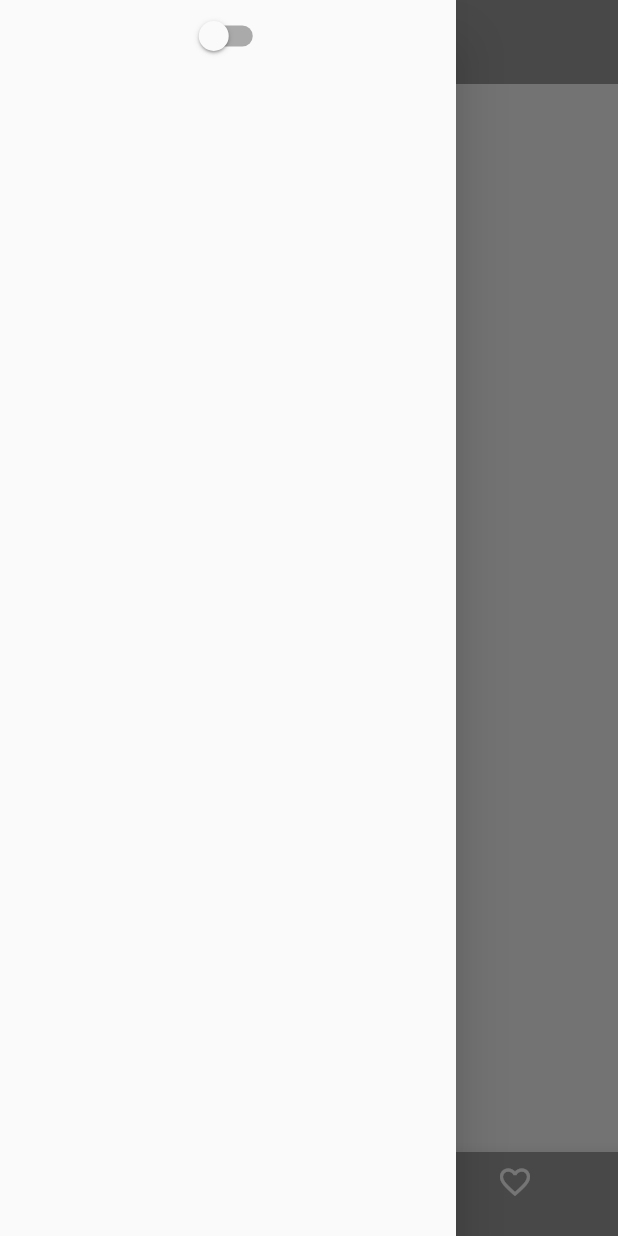
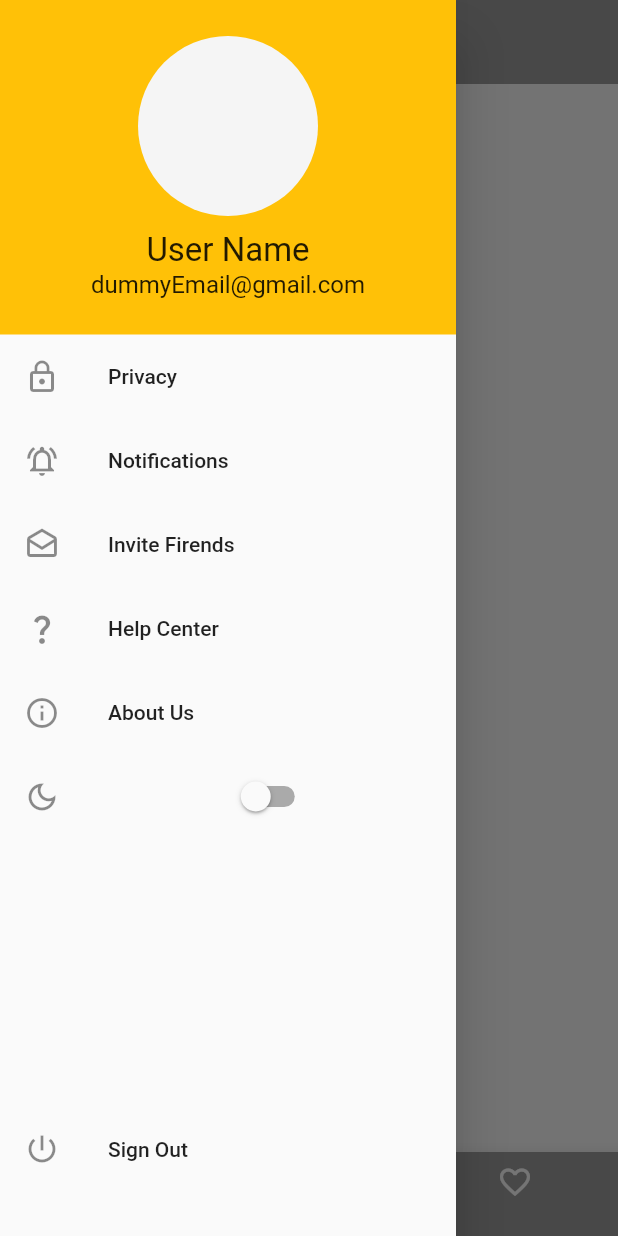
Before and after one commit to ANPramodya/Unity, a Flutter app: the screen it shows after launch, with the side drawer open, on a phone screen of 412 x 824 dp. Run offline on Flutter 3.47's test engine with Material 2 defaults, Android fonts, the phone set to English and light mode, and no system bars; our stand-ins replace bloc, cached_network_image, equatable, flutter_bloc, hydrated_bloc.

Commit message:
drawer ui

```diff
--- a/lib/widgets/my_drawer.dart
+++ b/lib/widgets/my_drawer.dart
@@ -9,20 +9,85 @@ class MyDrawer extends StatelessWidget {
     return SafeArea(
         child: Drawer(
       child: Column(
+        crossAxisAlignment: CrossAxisAlignment.stretch,
+        children: <Widget>[
+          drawerHeader(context),
+          drawerMenu(context),
+        ],
+      ),
+    ));
+  }
+}
+
+Widget drawerHeader(BuildContext context) => Container(
+      padding: EdgeInsets.only(
+          top: 24 + MediaQuery.of(context).padding.top, bottom: 24),
+      color: Colors.amber,
+      child: const Column(
         children: [
+          CircleAvatar(
+            radius: 60.0,
+          ),
+          SizedBox(
+            height: 10.0,
+          ),
+          Text(
+            'User Name',
+            style: TextStyle(fontSize: 22.0),
+          ),
+          Text('dummyEmail@gmail.com', style: TextStyle(fontSize: 16.0))
+        ],
+      ),
+    );
+
+Widget drawerMenu(BuildContext context) => Container(
+      child: Expanded(
+        child: Column(
+          mainAxisSize: MainAxisSize.min,
+          children: [
+            const ListTile(
+              leading: Icon(Icons.lock_outline),
+              title: Text('Privacy'),
+            ),
+            const ListTile(
+              leading: Icon(Icons.notifications_active_outlined),
+              title: Text('Notifications'),
+            ),
+            const ListTile(
+              leading: Icon(Icons.drafts_outlined),
+              title: Text('Invite Firends'),
+            ),
+            const ListTile(
+              leading: Icon(Icons.question_mark_outlined),
+              title: Text('Help Center'),
+            ),
+            const ListTile(
+              leading: Icon(Icons.info_outline),
+              title: Text('About Us'),
+            ),
             BlocBuilder<SwitchBloc, SwitchState>(
               builder: (context, state) {
-              return Switch(
+                return ListTile(
+                  leading: const Icon(Icons.dark_mode_outlined),
+                  title: Switch(
                       value: state.switchValue,
                       onChanged: (newValue) {
                         newValue
                             ? context.read<SwitchBloc>().add(SwitchOnEvent())
                             : context.read<SwitchBloc>().add(SwitchOffEvent());
-                  });
+                      }),
+                );
               },
+            ),
+            const Expanded(child: SizedBox()),
+            const ListTile(
+              leading: Icon(Icons.power_settings_new_sharp),
+              title: Text('Sign Out'),
+            ),
+            const SizedBox(
+              height: 30.0,
             )
           ],
         ),
-    ));
-  }
-}
+      ),
+    );
```
Lines whose indentation alone changed are shown as unchanged.
